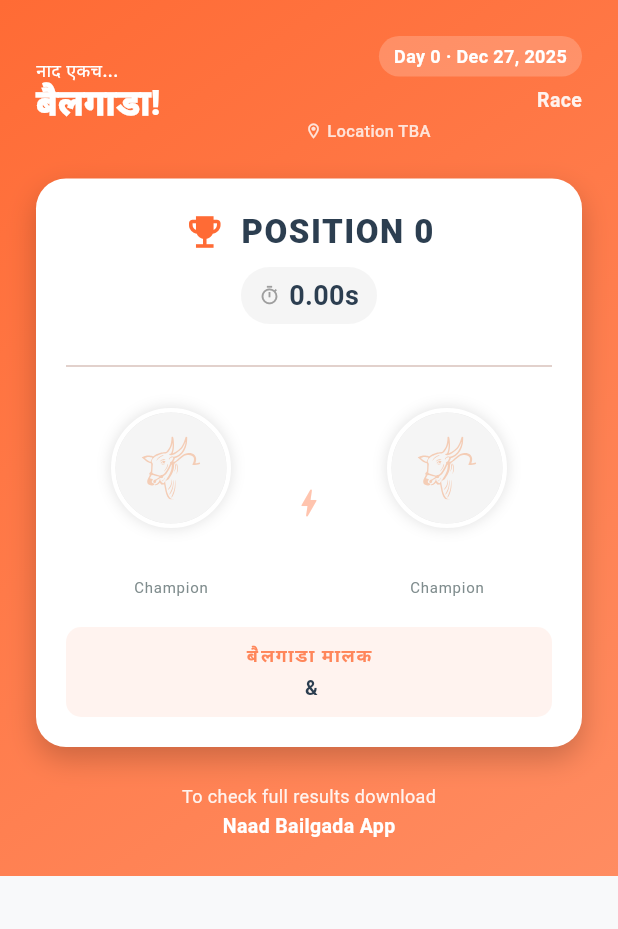
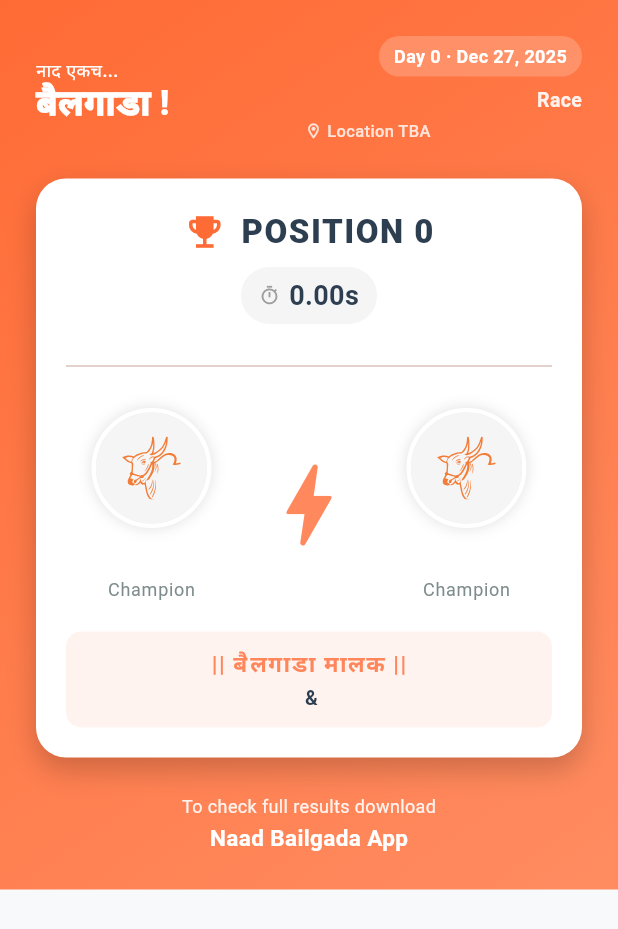
Before and after one commit to omkar9772/mobile_app, a Flutter app: the RaceResultPoster widget shown alone on an empty page, opened directly with empty values, on a phone screen of 412 x 824 dp. Shown: the top 929 px of the screen. Run offline on Flutter 3.47's test engine with Material 3 defaults, Android fonts, the phone set to English and light mode, and no system bars; our stand-ins replace app_links, cached_network_image, firebase_core, firebase_messaging, flutter_image_compress, flutter_local_notifications and 8 more; accounts and stored records are empty; network calls fail.

Commit message:
poster final2

```diff
--- a/lib/screens/races/day_results_screen.dart
+++ b/lib/screens/races/day_results_screen.dart
@@ -104,7 +104,7 @@ class _DayResultsScreenState extends State<DayResultsScreen> {
             mimeType: 'image/png',
             name: 'race_result_${result.id}.png'
           )],
-          text: 'Check out this race result on Naad Bailgada! 🐂💨',
+          text: 'Check out this race result on Naad Bailgada!',
         );
       } else {
         // Mobile: Save to temp file
@@ -114,7 +114,7 @@ class _DayResultsScreenState extends State<DayResultsScreen> {
 
         await Share.shareXFiles(
           [XFile(tempFile.path)],
-          text: 'Check out this race result on Naad Bailgada! 🐂💨',
+          text: 'Check out this race result on Naad Bailgada!',
         );
 
         // Clean up temporary file after sharing
--- a/lib/screens/races/widgets/result_poster_widget.dart
+++ b/lib/screens/races/widgets/result_poster_widget.dart
@@ -191,11 +191,11 @@ class RaceResultPoster extends StatelessWidget {
                           child: _buildBullItem(result.bull1Name, result.bull1PhotoUrl),
                         ),
                         Padding(
-                          padding: const EdgeInsets.symmetric(horizontal: 10),
+                          padding: const EdgeInsets.symmetric(horizontal: 12),
                           child: Icon(
                             Icons.bolt_rounded,
-                            size: 24,
-                            color: AppTheme.primaryOrange.withOpacity(0.4),
+                            size: 72,
+                            color: AppTheme.primaryOrange.withOpacity(0.8),
                           ),
                         ),
                         Expanded(
@@ -219,9 +219,9 @@ class RaceResultPoster extends StatelessWidget {
                   child: Column(
                     children: [
                       Text(
-                        'बैलगाडा मालक',
+                        '|| बैलगाडा मालक ||',
                         style: TextStyle(
-                          fontSize: 12,
+                          fontSize: 15,
                           fontWeight: FontWeight.bold,
                           color: AppTheme.primaryOrange.withOpacity(0.8),
                           letterSpacing: 1.0,
@@ -263,7 +263,7 @@ class RaceResultPoster extends StatelessWidget {
                 style: TextStyle(
                   color: Colors.white,
                   fontWeight: FontWeight.bold,
-                  fontSize: 13,
+                  fontSize: 15,
                 ),
               ),
             ],
@@ -302,7 +302,7 @@ class RaceResultPoster extends StatelessWidget {
         ),
         const SizedBox(height: 10),
         Text(
-          name == 'Unknown' ? '-' : name,
+          name == 'Unknown' ? '' : name,
           style: const TextStyle(
             fontWeight: FontWeight.bold,
             fontSize: 13,
@@ -316,7 +316,7 @@ class RaceResultPoster extends StatelessWidget {
         const Text(
           'Champion',
           style: TextStyle(
-            fontSize: 10,
+            fontSize: 12,
             color: AppTheme.textLight,
             letterSpacing: 0.5,
           ),
@@ -330,7 +330,7 @@ class RaceResultPoster extends StatelessWidget {
       color: Colors.grey.shade100,
       padding: const EdgeInsets.all(16),
       child: Opacity(
-        opacity: 0.3,
+        opacity: 0.9,
         child: SvgPicture.asset(
           'assets/images/logo.svg',
           fit: BoxFit.contain,
@@ -364,7 +364,7 @@ class textLogo extends StatelessWidget {
           ),
         ),
         Text(
-          'बैलगाडा!',
+          'बैलगाडा !',
           style: TextStyle(
             fontSize: 23,
             color: Colors.white,
```
